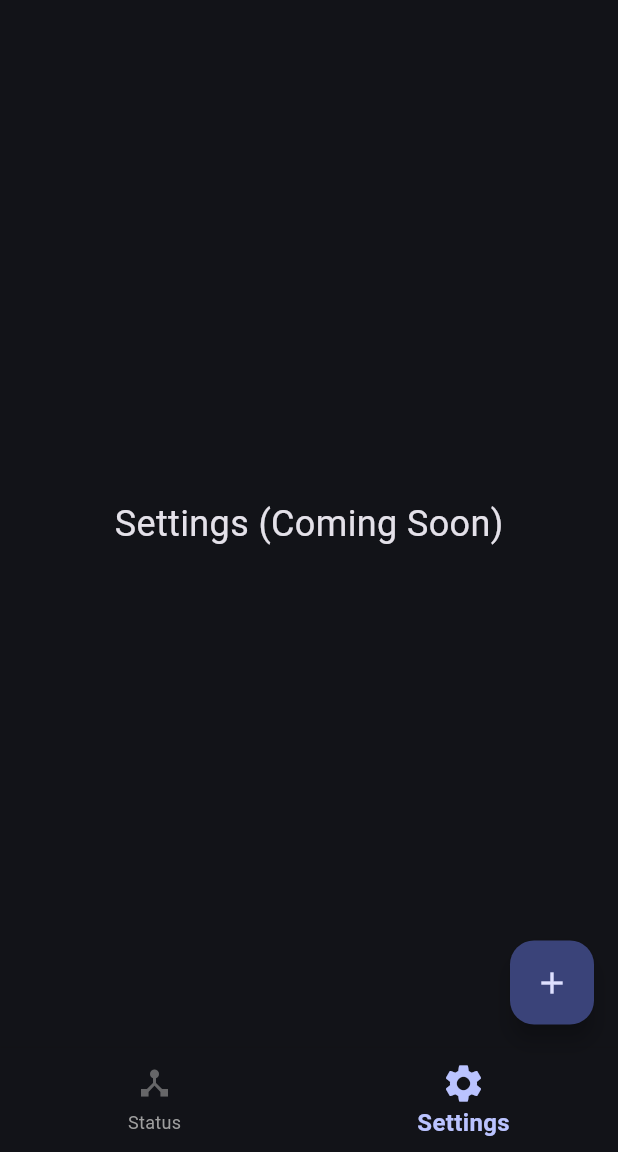
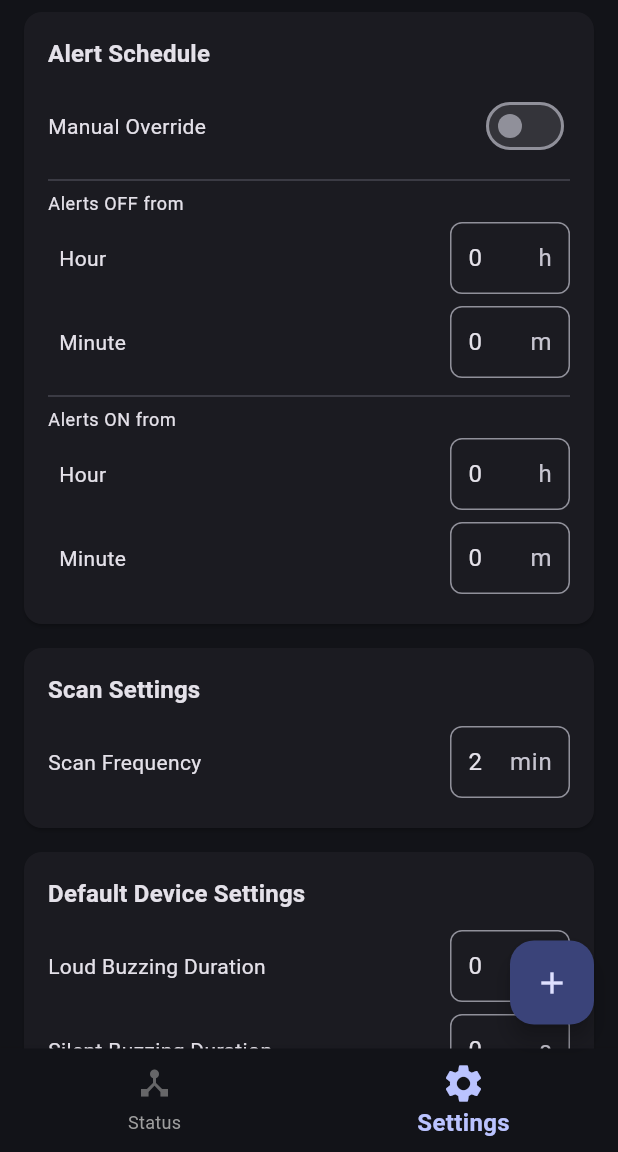
Before and after one commit to themkoi/NordiCoin, a Flutter app: the screen it shows after launch, item 2 of the bottom bar chosen, on a phone screen of 412 x 824 dp, the part 84-1236 px from its top. Run offline on Flutter 3.47's test engine with Material 3 defaults, Android fonts, the phone set to English and light mode, and no system bars; our stand-ins replace flutter_blue_plus, hive_flutter, permission_handler; accounts and stored records are empty.

Commit message:
local path lib

```diff
--- a/app/lib/main.dart
+++ b/app/lib/main.dart
@@ -8,6 +8,7 @@ import 'consts.dart';
 import 'data.dart';
 import 'pages/ble_permission.dart';
 import 'pages/scan.dart';
+import 'pages/settings.dart';
 
 void main() async {
   WidgetsFlutterBinding.ensureInitialized();
@@ -171,14 +172,3 @@ class StatusPage extends StatelessWidget {
     return const Center(child: Text('Status', style: TextStyle(fontSize: 24)));
   }
 }
-
-class SettingsPage extends StatelessWidget {
-  const SettingsPage({super.key});
-
-  @override
-  Widget build(BuildContext context) {
-    return const Center(
-      child: Text('Settings (Coming Soon)', style: TextStyle(fontSize: 24)),
-    );
-  }
-}
--- /dev/null
+++ b/app/lib/pages/settings.dart
@@ -0,0 +1,502 @@
+import 'dart:ui';
+
+import 'package:flutter/material.dart';
+import 'package:flutter/services.dart';
+import 'package:hive_flutter/hive_flutter.dart';
+
+import '../consts.dart';
+import '../data.dart';
+
+class SettingsPage extends StatefulWidget {
+  const SettingsPage({super.key});
+
+  @override
+  State<SettingsPage> createState() => _SettingsPageState();
+}
+
+class _SettingsPageState extends State<SettingsPage> {
+  late Settings _settings;
+  bool _hasChanges = false;
+
+  @override
+  void initState() {
+    super.initState();
+    _loadSettings();
+  }
+
+  Future<void> _loadSettings() async {
+    final box = Hive.box(hiveBoxSettings);
+    _settings = box.get(0) as Settings;
+    setState(() {
+      _hasChanges = false;
+    });
+  }
+
+  Future<void> _saveSettings() async {
+    await _settings.save();
+    setState(() {
+      _hasChanges = false;
+    });
+    if (mounted) {
+      ScaffoldMessenger.of(context).showSnackBar(
+        const SnackBar(content: Text('Settings saved')),
+      );
+    }
+  }
+
+  void _resetToDefaults() async {
+    final confirmed = await showDialog<bool>(
+      context: context,
+      builder: (context) => AlertDialog(
+        title: const Text('Reset to Defaults'),
+        content: const Text(
+          'Are you sure you want to reset all settings to their default values? This cannot be undone.',
+        ),
+        actions: [
+          TextButton(
+            onPressed: () => Navigator.of(context).pop(false),
+            child: const Text('Cancel'),
+          ),
+          ElevatedButton(
+            onPressed: () => Navigator.of(context).pop(true),
+            style: ElevatedButton.styleFrom(
+              backgroundColor: Theme.of(context).colorScheme.error,
+              foregroundColor: Colors.white,
+            ),
+            child: const Text('Reset'),
+          ),
+        ],
+      ),
+    );
+
+    if (confirmed == true && mounted) {
+      final box = Hive.box(hiveBoxSettings);
+      setState(() {
+        _settings = Settings(defaultDeviceSettings: OnAppDevice());
+        _hasChanges = true;
+      });
+      await box.put(0, _settings);
+      setState(() {
+        _hasChanges = false;
+      });
+      if (mounted) {
+        ScaffoldMessenger.of(context).showSnackBar(
+          const SnackBar(content: Text('Settings reset to defaults')),
+        );
+      }
+    }
+  }
+
+  Widget _buildSection(String title, List<Widget> children) {
+    return Card(
+      margin: const EdgeInsets.symmetric(horizontal: 16, vertical: 8),
+      child: Padding(
+        padding: const EdgeInsets.all(16),
+        child: Column(
+          crossAxisAlignment: CrossAxisAlignment.start,
+          children: [
+            Text(
+              title,
+              style: Theme.of(context).textTheme.titleMedium?.copyWith(
+                fontWeight: FontWeight.bold,
+              ),
+            ),
+            const SizedBox(height: 8),
+            ...children,
+          ],
+        ),
+      ),
+    );
+  }
+
+  Widget _buildIntField({
+    required String label,
+    required int value,
+    required void Function(int) onChanged,
+    String? suffix,
+  }) {
+    return Padding(
+      padding: const EdgeInsets.symmetric(vertical: 4),
+      child: Row(
+        children: [
+          Expanded(
+            child: Text(label),
+          ),
+          SizedBox(
+            width: 80,
+            child: TextField(
+              keyboardType: TextInputType.number,
+              inputFormatters: [FilteringTextInputFormatter.digitsOnly],
+              decoration: InputDecoration(
+                suffixText: suffix,
+                contentPadding: const EdgeInsets.symmetric(
+                  horizontal: 8,
+                  vertical: 8,
+                ),
+                border: OutlineInputBorder(
+                  borderRadius: BorderRadius.circular(8),
+                ),
+                focusedBorder: OutlineInputBorder(
+                  borderRadius: BorderRadius.circular(8),
+                  borderSide: BorderSide(
+                    color: Theme.of(context).colorScheme.primary,
+                  ),
+                ),
+              ),
+              onChanged: (v) {
+                final val = int.tryParse(v) ?? 0;
+                onChanged(val);
+              },
+              controller: TextEditingController(text: value.toString()),
+            ),
+          ),
+        ],
+      ),
+    );
+  }
+
+  Widget _buildEnumField<T>({
+    required String label,
+    required T value,
+    required Map<T, String> options,
+    required void Function(T) onChanged,
+  }) {
+    return Padding(
+      padding: const EdgeInsets.symmetric(vertical: 4),
+      child: Row(
+        children: [
+          Expanded(
+            child: Text(label),
+          ),
+          SizedBox(
+            width: 140,
+            child: DropdownButtonFormField<T>(
+              value: value,
+              decoration: InputDecoration(
+                contentPadding: const EdgeInsets.symmetric(
+                  horizontal: 8,
+                  vertical: 8,
+                ),
+                border: OutlineInputBorder(
+                  borderRadius: BorderRadius.circular(8),
+                ),
+                focusedBorder: OutlineInputBorder(
+                  borderRadius: BorderRadius.circular(8),
+                  borderSide: BorderSide(
+                    color: Theme.of(context).colorScheme.primary,
+                  ),
+                ),
+              ),
+              items: options.entries.map((e) {
+                return DropdownMenuItem<T>(
+                  value: e.key,
+                  child: Text(e.value),
+                );
+              }).toList(),
+              onChanged: (v) {
+                if (v != null) {
+                  onChanged(v);
+                }
+              },
+            ),
+          ),
+        ],
+      ),
+    );
+  }
+
+  Widget _buildSwitchField({
+    required String label,
+    required bool value,
+    required void Function(bool) onChanged,
+  }) {
+    return Padding(
+      padding: const EdgeInsets.symmetric(vertical: 4),
+      child: Row(
+        mainAxisAlignment: MainAxisAlignment.spaceBetween,
+        children: [
+          Expanded(child: Text(label)),
+          Switch(
+            value: value,
+            onChanged: (v) {
+              onChanged(v);
+            },
+          ),
+        ],
+      ),
+    );
+  }
+
+  @override
+  Widget build(BuildContext context) {
+    return Scaffold(
+      body: ListView(
+        children: [
+          _buildSection(
+            'Alert Schedule',
+            [
+              _buildSwitchField(
+                label: 'Manual Override',
+                value: _settings.alertsManualOverride,
+                onChanged: (v) {
+                  setState(() {
+                    _settings.alertsManualOverride = v;
+                    _hasChanges = true;
+                  });
+                },
+              ),
+              const Divider(),
+              Text(
+                'Alerts OFF from',
+                style: Theme.of(context).textTheme.bodySmall,
+              ),
+              _buildIntField(
+                label: '  Hour',
+                value: _settings.alertsOffAfterTimeH,
+                onChanged: (v) {
+                  setState(() {
+                    _settings.alertsOffAfterTimeH = v;
+                    _hasChanges = true;
+                  });
+                },
+                suffix: 'h',
+              ),
+              _buildIntField(
+                label: '  Minute',
+                value: _settings.alertsOffAfterTimeM,
+                onChanged: (v) {
+                  setState(() {
+                    _settings.alertsOffAfterTimeM = v;
+                    _hasChanges = true;
+                  });
+                },
+                suffix: 'm',
+              ),
+              const Divider(),
+              Text(
+                'Alerts ON from',
+                style: Theme.of(context).textTheme.bodySmall,
+              ),
+              _buildIntField(
+                label: '  Hour',
+                value: _settings.alertsOnAfterTimeH,
+                onChanged: (v) {
+                  setState(() {
+                    _settings.alertsOnAfterTimeH = v;
+                    _hasChanges = true;
+                  });
+                },
+                suffix: 'h',
+              ),
+              _buildIntField(
+                label: '  Minute',
+                value: _settings.alertsOnAfterTimeM,
+                onChanged: (v) {
+                  setState(() {
+                    _settings.alertsOnAfterTimeM = v;
+                    _hasChanges = true;
+                  });
+                },
+                suffix: 'm',
+              ),
+            ],
+          ),
+          _buildSection(
+            'Scan Settings',
+            [
+              _buildIntField(
+                label: 'Scan Frequency',
+                value: _settings.scanFrequencyTimeM,
+                onChanged: (v) {
+                  setState(() {
+                    _settings.scanFrequencyTimeM = v;
+                    _hasChanges = true;
+                  });
+                },
+                suffix: 'min',
+              ),
+            ],
+          ),
+          _buildSection(
+            'Default Device Settings',
+            [
+              _buildIntField(
+                label: 'Loud Buzzing Duration',
+                value: _settings.defaultDeviceSettings.loudBuzzingTimeS,
+                onChanged: (v) {
+                  setState(() {
+                    _settings.defaultDeviceSettings.loudBuzzingTimeS = v;
+                    _hasChanges = true;
+                  });
+                },
+                suffix: 's',
+              ),
+              _buildIntField(
+                label: 'Silent Buzzing Duration',
+                value: _settings.defaultDeviceSettings.silentBuzzingTimeS,
+                onChanged: (v) {
+                  setState(() {
+                    _settings.defaultDeviceSettings.silentBuzzingTimeS = v;
+                    _hasChanges = true;
+                  });
+                },
+                suffix: 's',
+              ),
+              _buildIntField(
+                label: 'TX Power',
+                value: _settings.defaultDeviceSettings.txPower,
+                onChanged: (v) {
+                  setState(() {
+                    _settings.defaultDeviceSettings.txPower = v;
+                    _hasChanges = true;
+                  });
+                },
+              ),
+              _buildIntField(
+                label: 'Turning Off Alert Time',
+                value: _settings.defaultDeviceSettings.turningOffAlertTimeM,
+                onChanged: (v) {
+                  setState(() {
+                    _settings.defaultDeviceSettings.turningOffAlertTimeM = v;
+                    _hasChanges = true;
+                  });
+                },
+                suffix: 'min',
+              ),
+              const Divider(),
+              Text(
+                'Alert Actions',
+                style: Theme.of(context).textTheme.bodySmall,
+              ),
+              _buildEnumField<ActionType>(
+                label: '  Low Alert',
+                value: _settings.defaultDeviceSettings.lowAlertAction,
+                options: const {
+                  ActionType.none: 'None',
+                  ActionType.notification: 'Notification',
+                  ActionType.buzzing: 'Buzzing',
+                  ActionType.loudAlarm: 'Loud Alarm',
+                },
+                onChanged: (v) {
+                  setState(() {
+                    _settings.defaultDeviceSettings.lowAlertAction = v;
+                    _hasChanges = true;
+                  });
+                },
+              ),
+              _buildEnumField<ActionType>(
+                label: '  Medium Alert',
+                value: _settings.defaultDeviceSettings.mediumAlertAction,
+                options: const {
+                  ActionType.none: 'None',
+                  ActionType.notification: 'Notification',
+                  ActionType.buzzing: 'Buzzing',
+                  ActionType.loudAlarm: 'Loud Alarm',
+                },
+                onChanged: (v) {
+                  setState(() {
+                    _settings.defaultDeviceSettings.mediumAlertAction = v;
+                    _hasChanges = true;
+                  });
+                },
+              ),
+              _buildEnumField<ActionType>(
+                label: '  High Alert',
+                value: _settings.defaultDeviceSettings.highAlertAction,
+                options: const {
+                  ActionType.none: 'None',
+                  ActionType.notification: 'Notification',
+                  ActionType.buzzing: 'Buzzing',
+                  ActionType.loudAlarm: 'Loud Alarm',
+                },
+                onChanged: (v) {
+                  setState(() {
+                    _settings.defaultDeviceSettings.highAlertAction = v;
+                    _hasChanges = true;
+                  });
+                },
+              ),
+              const Divider(),
+              Text(
+                'Lost Device Alert Times',
+                style: Theme.of(context).textTheme.bodySmall,
+              ),
+              _buildIntField(
+                label: '  Low Alert Time',
+                value: _settings.defaultDeviceSettings.lowAlertLostDeviceTimeM,
+                onChanged: (v) {
+                  setState(() {
+                    _settings.defaultDeviceSettings.lowAlertLostDeviceTimeM = v;
+                    _hasChanges = true;
+                  });
+                },
+                suffix: 'min',
+              ),
+              _buildIntField(
+                label: '  Medium Alert Time',
+                value: _settings.defaultDeviceSettings.mediumAlertLostDeviceTimeM,
+                onChanged: (v) {
+                  setState(() {
+                    _settings.defaultDeviceSettings.mediumAlertLostDeviceTimeM = v;
+                    _hasChanges = true;
+                  });
+                },
+                suffix: 'min',
+              ),
+              _buildIntField(
+                label: '  High Alert Time',
+                value: _settings.defaultDeviceSettings.highAlertLostDeviceTimeM,
+                onChanged: (v) {
+                  setState(() {
+                    _settings.defaultDeviceSettings.highAlertLostDeviceTimeM = v;
+                    _hasChanges = true;
+                  });
+                },
+                suffix: 'min',
+              ),
+            ],
+          ),
+          const SizedBox(height: 16),
+          // Save and Reset buttons
+          Padding(
+            padding: const EdgeInsets.symmetric(horizontal: 16),
+            child: Row(
+              children: [
+                Expanded(
+                  child: ElevatedButton.icon(
+                    onPressed: _hasChanges ? _saveSettings : null,
+                    icon: const Icon(Icons.save),
+                    label: const Text('Save'),
+                    style: ElevatedButton.styleFrom(
+                      backgroundColor: _hasChanges
+                          ? Theme.of(context).colorScheme.primary
+                          : Colors.grey,
+                      foregroundColor: Colors.white,
+                      padding: const EdgeInsets.symmetric(vertical: 16),
+                    ),
+                  ),
+                ),
+                const SizedBox(width: 16),
+                Expanded(
+                  child: OutlinedButton.icon(
+                    onPressed: _resetToDefaults,
+                    icon: const Icon(Icons.restore),
+                    label: const Text('Reset to Defaults'),
+                    style: OutlinedButton.styleFrom(
+                      foregroundColor: Theme.of(context).colorScheme.error,
+                      side: BorderSide(
+                        color: Theme.of(context).colorScheme.error,
+                      ),
+                      padding: const EdgeInsets.symmetric(vertical: 16),
+                    ),
+                  ),
+                ),
+              ],
+            ),
+          ),
+          const SizedBox(height: 32),
+        ],
+      ),
+    );
+  }
+}
--- a/app/lib/utils/ble.dart
+++ b/app/lib/utils/ble.dart
@@ -20,7 +20,7 @@ Future<bool> connectAndOperate({
 
   var hasError = false;
   try {
-    await device.connect();
+    await device.connect(license: License.nonprofit);
 
     if (dialogState != null) {
       _updateLoadingDialog(dialogState, "Discovering services...");
--- a/app/pubspec.yaml
+++ b/app/pubspec.yaml
@@ -30,7 +30,9 @@ dependencies:
   # The following adds the Cupertino Icons font to your application.
   # Use with the CupertinoIcons class for iOS style icons.
   cupertino_icons: ^1.0.8
-  flutter_blue_plus: ^1.35.4
+  # Added for NordiCoin: local fork with raw advertisement bytes support
+  flutter_blue_plus:
+    path: packages/flutter_blue_plus/packages/flutter_blue_plus
   permission_handler: ^11.3.1
   hive: ^2.2.3
   hive_flutter: ^1.1.0
```
Also changed, not shown: app/pubspec.lock.
